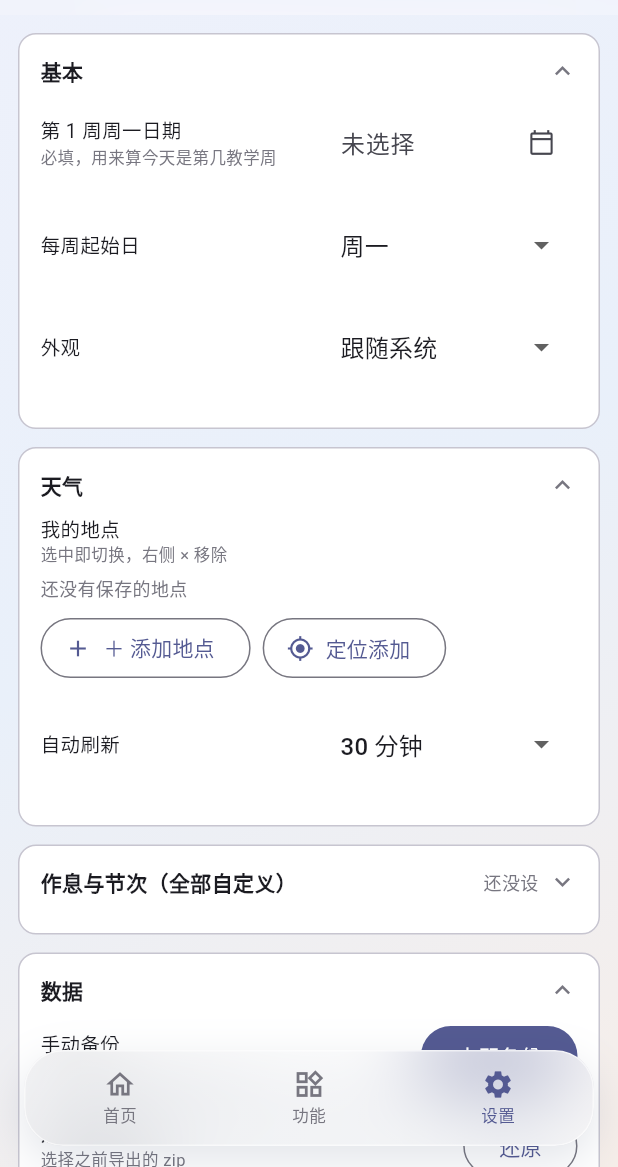
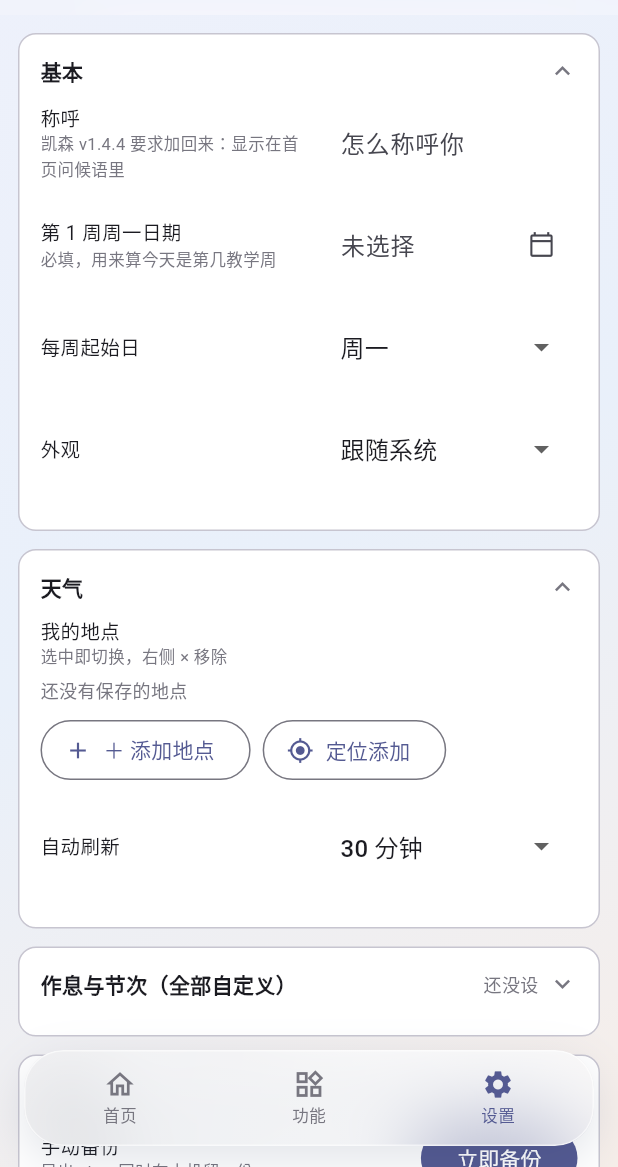
Before and after one commit to youkeisen/CloudLife, a Flutter app: the screen it shows after launch, item 3 of the bottom bar chosen, on a phone screen of 412 x 824 dp, the part 69-1236 px from its top. Run offline on Flutter 3.47's test engine with Material 3 defaults, Android fonts, the light colour scheme and no system bars; our stand-ins replace file_picker, geolocator, package_info_plus; missing offline and left inert: syncfusion_flutter_pdf.

Commit message:
手机版 1.4.4：设置页加回「称呼」（首页问候语使用）

```diff
--- a/mobile/lib/changelog.dart
+++ b/mobile/lib/changelog.dart
@@ -4,6 +4,12 @@ library;
 
 /// (版本号, 变更列表)
 const List<(String, List<String>)> kChangelog = <(String, List<String>)>[
+  (
+    '1.4.4',
+    <String>[
+      '设置页加回「称呼」：填了之后首页问候语会带上你的名字',
+    ],
+  ),
   (
     '1.4.3',
     <String>[
--- a/mobile/lib/ui/settings_page.dart
+++ b/mobile/lib/ui/settings_page.dart
@@ -423,6 +423,13 @@ class _SettingsPageState extends State<SettingsPage> {
             open: _basicOpen,
             onToggle: () { _basicOpen = !_basicOpen; _toggleCollapse('basic'); },
             children: <Widget>[
+          _field('称呼', '凯森 v1.4.4 要求加回来：显示在首页问候语里',
+              TextFormField(
+                key: const ValueKey('s-name'),
+                initialValue: _s.displayName,
+                decoration: const InputDecoration(hintText: '怎么称呼你'),
+                onChanged: (v) => _save((s) => s.displayName = v),
+              )),
           _field('第 1 周周一日期', '必填，用来算今天是第几教学周',
               InkWell(
                 key: const ValueKey('s-week1'),
--- a/mobile/pubspec.yaml
+++ b/mobile/pubspec.yaml
@@ -16,9 +16,9 @@ publish_to: 'none' # Remove this line if you wish to publish to pub.dev
 # https://developer.apple.com/library/archive/documentation/General/Reference/InfoPlistKeyReference/Articles/CoreFoundationKeys.html
 # In Windows, build-name is used as the major, minor, and patch parts
 # of the product and file versions while build-number is used as the build suffix.
-# 1.4.3：课表合并连堂——合并模式点选相邻格子（含已有课的）合成一节 spanEnd 课；
-# 工具栏四个按钮平分一行。构建号 +1（上一个安装包是 1.4.2+18）。
-version: 1.4.3+19
+# 1.4.4：设置页加回「称呼」（首页问候语会用）。
+# 构建号 +1（上一个安装包是 1.4.3+19）。
+version: 1.4.4+20
 
 environment:
   sdk: ^3.13.3
```
Also changed, not shown: 1 other file.
